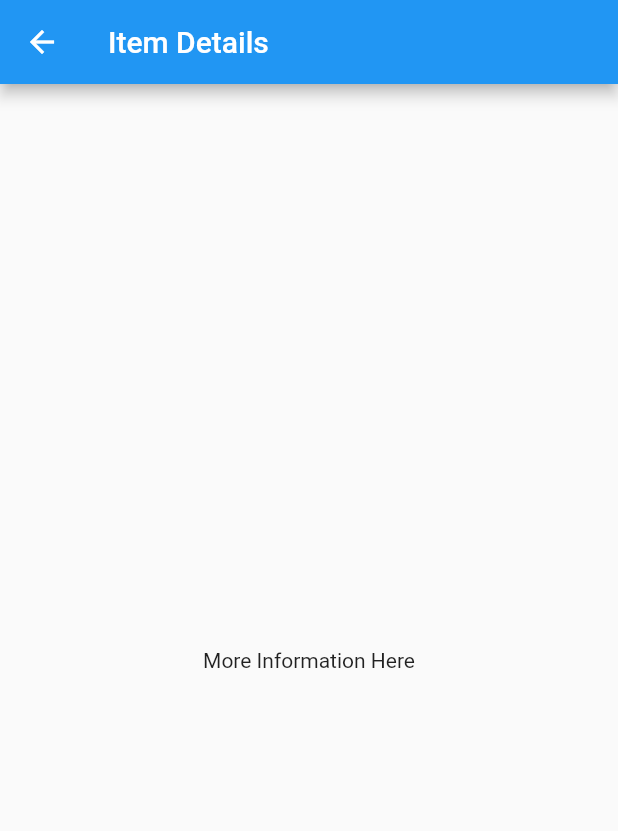
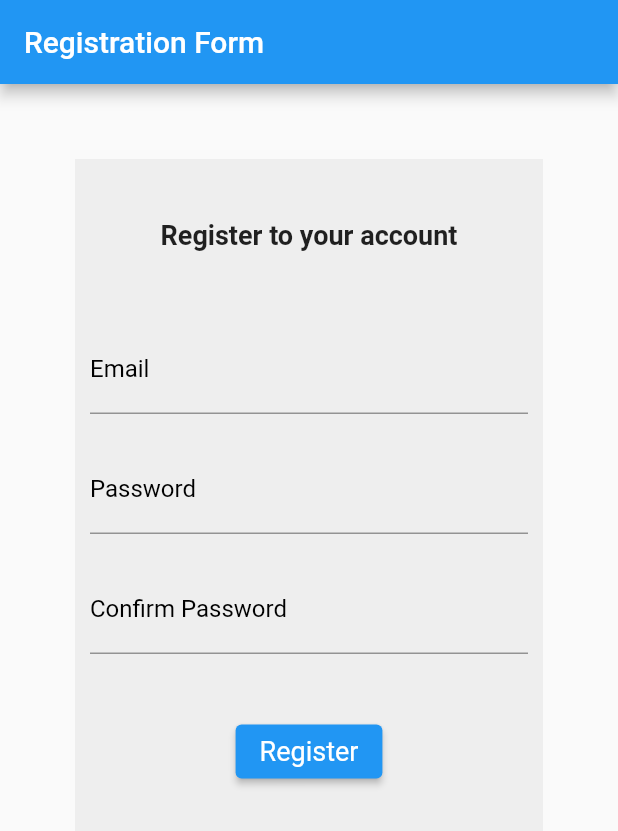
Before and after one commit to kalmuroth/flutter-mobidit-m1-iot, a Flutter app: the screen it shows after launch, after a tap on an icon or button, on a phone screen of 412 x 824 dp. Shown: the top 831 px of the screen. Run offline on Flutter 3.47's test engine with Material 2 defaults, Android fonts, the phone set to English and light mode, and no system bars; our stand-ins replace firebase_core; accounts and stored records are empty; generated files the repository leaves out were written again.

Commit message:
add register form

```diff
--- a/lib/src/sample_feature/sample_item_details_view.dart
+++ b/lib/src/sample_feature/sample_item_details_view.dart
@@ -1,7 +1,7 @@
 import 'package:flutter/material.dart';
 
 /// Displays detailed information about a SampleItem.
-class SampleItemDetailsView extends StatelessWidget {
+/* class SampleItemDetailsView extends StatelessWidget {
   const SampleItemDetailsView({super.key});
 
   static const routeName = '/sample_item';
@@ -18,3 +18,153 @@ class SampleItemDetailsView extends StatelessWidget {
     );
   }
 }
+ */
+
+
+class SampleItemDetailsView extends StatelessWidget {
+   const SampleItemDetailsView({super.key});
+
+  static const routeName = '/register';
+  @override
+  Widget build(BuildContext context) {
+    return MaterialApp(
+      home: Scaffold(
+        appBar: AppBar(
+          title: const Text('Registration Form'),
+        ),
+        body: const SingleChildScrollView(
+          child: Center(
+            child: RegistrationForm(),
+          ),
+        ),
+      ),
+    );
+  }
+}
+
+class RegistrationForm extends StatefulWidget {
+  const RegistrationForm({super.key});
+
+  @override
+  _RegistrationFormState createState() => _RegistrationFormState();
+}
+
+class _RegistrationFormState extends State<RegistrationForm> {
+  final _formKey = GlobalKey<FormState>();
+  final _emailController = TextEditingController();
+  final _passwordController = TextEditingController();
+  final _confirmPasswordController = TextEditingController();
+
+  @override
+  Widget build(BuildContext context) {
+    return Padding(
+      padding: const EdgeInsets.all(50.0),
+      //padding: const EdgeInsets.all(8.0),
+      child: Container(
+         color: Colors.grey[200],
+        child: Form(
+          key: _formKey,
+          child: Column(
+            children: <Widget>[
+                const Padding(
+                  padding: EdgeInsets.all(40.0),
+                  child: Text(
+                  'Register to your account',
+                  style: TextStyle(fontSize: 18, fontWeight: FontWeight.bold),
+                            ),
+                ),
+              Padding(
+                padding: const EdgeInsets.all(10.0),
+                child: SizedBox(
+                  height: 60.0,
+                  width: 300.0,
+                  child: TextFormField(
+                    controller: _emailController,
+                    decoration: const InputDecoration(
+                      labelText: 'Email',
+                      labelStyle: TextStyle(color: Color.fromARGB(255, 0, 0, 0)),
+                      focusedBorder: OutlineInputBorder(
+                        borderSide: BorderSide(color: Colors.blue, width: 2.0),
+                      ),
+                    ),
+                    validator: (value) {
+                      if (value == null || value.isEmpty) {
+                        return 'Please enter your email';
+                      }
+                      return null;
+                    },
+                  ),
+                ),
+              ),
+              Padding(
+                padding: const EdgeInsets.all(10.0),
+                child: SizedBox(
+                  height: 60.0,
+                  width: 300.0,
+                  child: TextFormField(
+                    controller: _passwordController,
+                    decoration: const InputDecoration(
+                      labelText: 'Password',
+                      labelStyle: TextStyle(color: Color.fromARGB(255, 0, 0, 0)),
+                      focusedBorder: OutlineInputBorder(
+                        borderSide: BorderSide(color: Colors.blue, width: 2.0),
+                      ),
+                    ),
+                    obscureText: true,
+                    validator: (value) {
+                      if (value == null || value.isEmpty) {
+                        return 'Please enter your password';
+                      }
+                      return null;
+                    },
+                  ),
+                ),
+              ),
+              Padding(
+                padding: const EdgeInsets.all(10.0),
+                child: SizedBox(
+                  height: 60.0,
+                  width: 300.0,
+                  child: TextFormField(
+                    controller: _confirmPasswordController,
+                    decoration: const InputDecoration(
+                      labelText: 'Confirm Password',
+                      labelStyle: TextStyle(color: Color.fromARGB(255, 0, 0, 0)),
+                      focusedBorder: OutlineInputBorder(
+                        borderSide: BorderSide(color: Colors.blue, width: 2.0),
+                      ),
+                    ),
+                    obscureText: true,
+                    validator: (value) {
+                      if (value != _passwordController.text) {
+                        return 'Passwords do not match';
+                      }
+                      return null;
+                    },
+                  ),
+                ),
+              ),
+              Padding(
+                padding: const EdgeInsets.all(30.0),
+                child: ElevatedButton(
+                  onPressed: () {
+                    if (_formKey.currentState!.validate()) {
+                      ScaffoldMessenger.of(context).showSnackBar(
+                        const SnackBar(content: Text('Processing Data')),
+                      );
+                    }
+                  },
+                  style: ElevatedButton.styleFrom(
+                    foregroundColor: Colors.white, backgroundColor: Colors.blue,
+                    textStyle: const TextStyle(fontSize: 18),
+                  ),
+                  child: const Text('Register'),
+                ),
+              ),
+            ],
+          ),
+        ),
+      ),
+    );
+  }
+}
```
